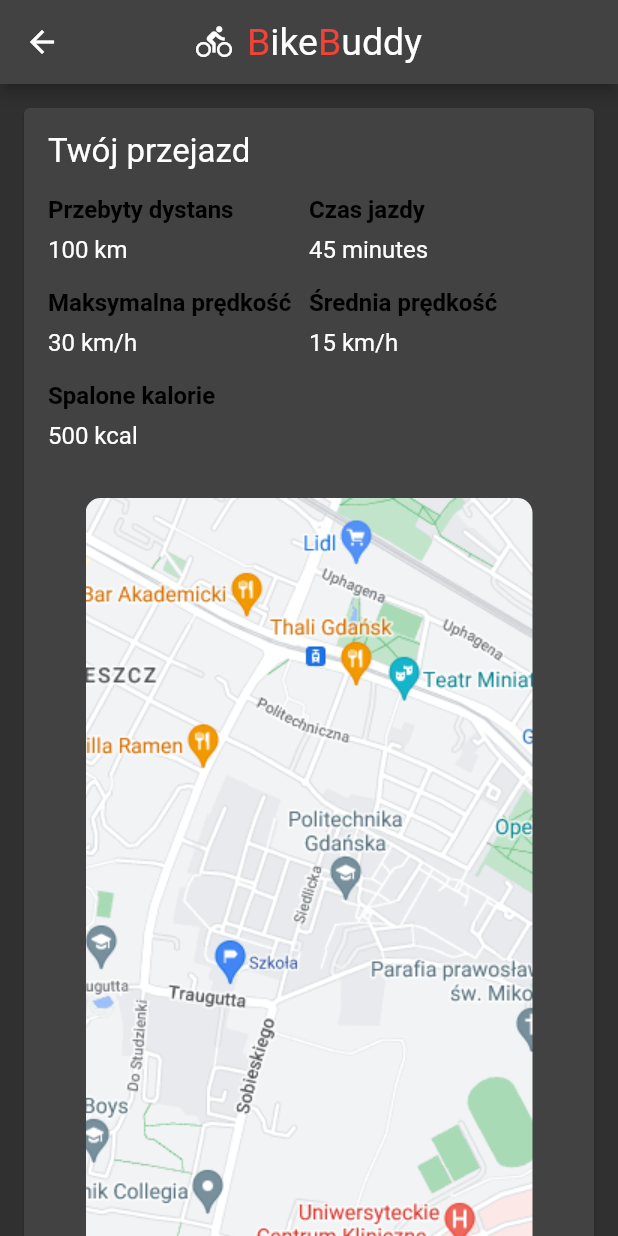
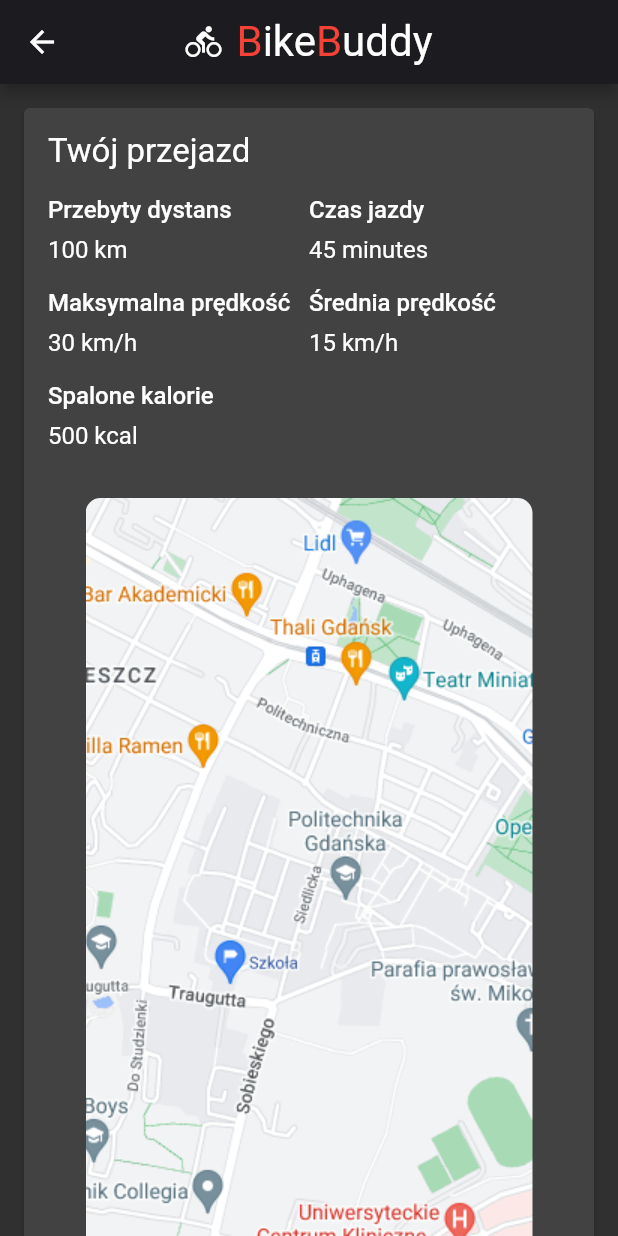
Before and after one commit to BikeBuddy-app/bikebuddy, a Flutter app: the TripHistoryPage screen opened by its route, after a tap on "Details", on a phone screen of 412 x 824 dp. Run offline on Flutter 3.47's test engine with Material 2 defaults, Android fonts, the phone set to English and light mode, and no system bars; our stand-ins replace geolocator, hive_flutter, settings_ui, shared_preferences; accounts and stored records are empty; generated files the repository leaves out were written again.

Commit message:
BB-38: add theming

```diff
--- a/lib/components/bb_appbar.dart
+++ b/lib/components/bb_appbar.dart
@@ -30,11 +30,11 @@ class BBAppBar extends StatelessWidget implements PreferredSizeWidget {
             child: Icon(Icons.directions_bike),
           ),
           RichText(
-            text: const TextSpan(
-              style: TextStyle(fontSize: 25),
-              children: <TextSpan>[
+            text: TextSpan(
+              style: Theme.of(context).textTheme.headlineMedium,
+              children: const <TextSpan>[
                 TextSpan(text: "B", style: TextStyle(color: Colors.red)),
-                TextSpan(text: "ike", style: TextStyle()),
+                TextSpan(text: "ike"),
                 TextSpan(text: "B", style: TextStyle(color: Colors.red)),
                 TextSpan(text: "uddy")
               ],
--- /dev/null
+++ b/lib/constants/theme.dart
@@ -0,0 +1,74 @@
+import 'package:flutter/material.dart';
+
+TextTheme kBBTextTheme = const TextTheme(
+  headlineMedium: TextStyle(
+    fontSize: 28,
+    fontWeight: FontWeight.normal,
+  ),
+  headlineSmall: TextStyle(
+    fontSize: 24,
+    fontWeight: FontWeight.normal,
+  ),
+  titleLarge: TextStyle(
+    fontSize: 22,
+    fontWeight: FontWeight.w500,
+  ),
+  titleMedium: TextStyle(
+    fontSize: 16,
+    fontWeight: FontWeight.w500,
+  ),
+  titleSmall: TextStyle(
+    fontSize: 14,
+    fontWeight: FontWeight.w500,
+  ),
+  bodyLarge: TextStyle(
+    fontSize: 16,
+    fontWeight: FontWeight.normal,
+  ),
+  bodyMedium: TextStyle(
+    fontSize: 14,
+    fontWeight: FontWeight.normal,
+  ),
+);
+
+ThemeData kBBLightTheme = ThemeData(
+  brightness: Brightness.light,
+  colorScheme: const ColorScheme(
+    brightness: Brightness.light,
+    primary: Color.fromARGB(255, 255, 183, 77),
+    onPrimary: Colors.black,
+    primaryContainer: Color.fromRGBO(224, 224, 224, 1),
+    secondary: Colors.grey,
+    onSecondary: Colors.black,
+    tertiary: Color.fromRGBO(224, 224, 224, 1),
+    onTertiary: Colors.black,
+    background: Colors.white,
+    onBackground: Colors.black,
+    error: Colors.red,
+    onError: Colors.white,
+    surface: Colors.grey,
+    onSurface: Colors.black,
+  ),
+  textTheme: kBBTextTheme.apply(displayColor: Colors.black, bodyColor: Colors.black),
+);
+
+ThemeData kBBDarkTheme = ThemeData(
+  brightness: Brightness.dark,
+  colorScheme: const ColorScheme(
+    brightness: Brightness.dark,
+    primary: Color.fromARGB(255, 66, 66, 66),
+    onPrimary: Colors.white,
+    primaryContainer: Color.fromARGB(255, 55, 55, 55),
+    secondary: Color.fromARGB(255, 204, 195, 216),
+    onSecondary: Colors.black,
+    tertiary: Color.fromARGB(255, 59, 29, 105),
+    onTertiary: Colors.white,
+    background: Color.fromARGB(255, 49, 48, 49),
+    onBackground: Colors.white,
+    error: Colors.red,
+    onError: Colors.white,
+    surface: Color.fromARGB(255, 28, 27, 31),
+    onSurface: Colors.white,
+  ),
+  textTheme: kBBTextTheme.apply(displayColor: Colors.white, bodyColor: Colors.white),
+);
--- a/lib/pages/ride_details_page.dart
+++ b/lib/pages/ride_details_page.dart
@@ -14,28 +14,24 @@ class RideDetailsPage extends StatefulWidget {
 class _RideDetailsPageState extends State<RideDetailsPage> {
   @override
   Widget build(BuildContext context) {
-    const double TextSize = 16.0;
-    const DetailKeyTextStyle = TextStyle(
-      fontSize: TextSize,
-      fontWeight: FontWeight.bold,
-      color: Colors.black,
-    );
-    const DetailValTextStyle = TextStyle(fontSize: TextSize);
+    final textTheme = Theme.of(context).textTheme;
+    final translations = AppLocalizations.of(context)!;
+
+    final textSize = textTheme.titleMedium?.fontSize ?? 16;
     const double MapBorderRadius = 10.0;
-    final translations = AppLocalizations.of(context)!;
     return Scaffold(
       appBar: const BBAppBar(),
       body: ListView(
         children: [
           Card(
-            margin: const EdgeInsets.all(TextSize),
+            margin: EdgeInsets.all(textSize),
             child: Padding(
-              padding: const EdgeInsets.all(TextSize),
+              padding: EdgeInsets.all(textSize),
               child: Column(
                 crossAxisAlignment: CrossAxisAlignment.start,
                 children: <Widget>[
                   Text(translations.h_ride_details, style: const TextStyle(fontSize: 22.0)),
-                  const SizedBox(height: TextSize),
+                  SizedBox(height: textSize),
                   Row(
                     mainAxisAlignment: MainAxisAlignment.spaceBetween,
                     children: <Widget>[
@@ -43,9 +39,15 @@ class _RideDetailsPageState extends State<RideDetailsPage> {
                         child: Column(
                           crossAxisAlignment: CrossAxisAlignment.start,
                           children: <Widget>[
-                            Text(translations.h_ride_details_total_distance, style: DetailKeyTextStyle,),
-                            const SizedBox(height: TextSize / 2),
-                            const Text('100 km', style: DetailValTextStyle,),
+                            Text(
+                              translations.h_ride_details_total_distance,
+                              style: textTheme.titleMedium,
+                            ),
+                            SizedBox(height: textSize / 2),
+                            Text(
+                              '100 km',
+                              style: textTheme.bodyLarge,
+                            ),
                           ],
                         ),
                       ),
@@ -53,15 +55,21 @@ class _RideDetailsPageState extends State<RideDetailsPage> {
                         child: Column(
                           crossAxisAlignment: CrossAxisAlignment.start,
                           children: <Widget>[
-                            Text(translations.h_ride_details_ride_duration, style: DetailKeyTextStyle,),
-                            const SizedBox(height: TextSize / 2),
-                            const Text('45 minutes', style: DetailValTextStyle,),
+                            Text(
+                              translations.h_ride_details_ride_duration,
+                              style: textTheme.titleMedium,
+                            ),
+                            SizedBox(height: textSize / 2),
+                            Text(
+                              '45 minutes',
+                              style: textTheme.bodyLarge,
+                            ),
                           ],
                         ),
                       ),
                     ],
                   ),
-                  const SizedBox(height: TextSize),
+                  SizedBox(height: textSize),
                   Row(
                     mainAxisAlignment: MainAxisAlignment.spaceBetween,
                     children: <Widget>[
@@ -69,9 +77,15 @@ class _RideDetailsPageState extends State<RideDetailsPage> {
                         child: Column(
                           crossAxisAlignment: CrossAxisAlignment.start,
                           children: <Widget>[
-                            Text(translations.h_ride_details_maximum_speed, style: DetailKeyTextStyle,),
-                            const SizedBox(height: TextSize / 2),
-                            const Text('30 km/h', style: DetailValTextStyle,),
+                            Text(
+                              translations.h_ride_details_maximum_speed,
+                              style: textTheme.titleMedium,
+                            ),
+                            SizedBox(height: textSize / 2),
+                            Text(
+                              '30 km/h',
+                              style: textTheme.bodyLarge,
+                            ),
                           ],
                         ),
                       ),
@@ -79,15 +93,21 @@ class _RideDetailsPageState extends State<RideDetailsPage> {
                         child: Column(
                           crossAxisAlignment: CrossAxisAlignment.start,
                           children: <Widget>[
-                            Text(translations.h_ride_details_average_speed, style: DetailKeyTextStyle,),
-                            const SizedBox(height: TextSize / 2),
-                            const Text('15 km/h', style: DetailValTextStyle,),
+                            Text(
+                              translations.h_ride_details_average_speed,
+                              style: textTheme.titleMedium,
+                            ),
+                            SizedBox(height: textSize / 2),
+                            Text(
+                              '15 km/h',
+                              style: textTheme.bodyLarge,
+                            ),
                           ],
                         ),
                       ),
                     ],
                   ),
-                  const SizedBox(height: TextSize),
+                  SizedBox(height: textSize),
                   Row(
                     mainAxisAlignment: MainAxisAlignment.spaceBetween,
                     children: <Widget>[
@@ -95,21 +115,25 @@ class _RideDetailsPageState extends State<RideDetailsPage> {
                         child: Column(
                           crossAxisAlignment: CrossAxisAlignment.start,
                           children: <Widget>[
-                            Text(translations.h_ride_details_calories_burnt, style: DetailKeyTextStyle,),
-                            const SizedBox(height: TextSize / 2),
-                            const Text('500 kcal', style: DetailValTextStyle,),
+                            Text(
+                              translations.h_ride_details_calories_burnt,
+                              style: textTheme.titleMedium,
+                            ),
+                            SizedBox(height: textSize / 2),
+                            Text(
+                              '500 kcal',
+                              style: textTheme.bodyLarge,
+                            ),
                           ],
                         ),
                       ),
                     ],
                   ),
-                  const SizedBox(height: TextSize * 2),
+                  SizedBox(height: textSize * 2),
                   Center(
                       child: ClipRRect(
                           borderRadius: BorderRadius.circular(MapBorderRadius),
-                          child: Image.asset("images/map1.png", fit: BoxFit.cover)
-                      )
-                  ),
+                          child: Image.asset("images/map1.png", fit: BoxFit.cover))),
                 ],
               ),
             ),
--- a/lib/pages/trip_history.dart
+++ b/lib/pages/trip_history.dart
@@ -28,12 +28,7 @@ class TripListWidget extends StatelessWidget {
   @override
   Widget build(BuildContext context) {
     final List<String> trip = <String>['Trip1', 'Trip2', 'Trip3', 'Trip4'];
-    final List<String> date = <String>[
-      "01.01.1900",
-      "06.09.1969",
-      "02.12.2012",
-      "13.05.2020"
-    ];
+    final List<String> date = <String>["01.01.1900", "06.09.1969", "02.12.2012", "13.05.2020"];
 
     return ListView.separated(
       shrinkWrap: true,
@@ -41,25 +36,29 @@ class TripListWidget extends StatelessWidget {
       itemCount: trip.length,
       itemBuilder: (BuildContext context, int index) {
         return Card(
-          color: Colors.black38,
+          color: Theme.of(context).colorScheme.surface,
           borderOnForeground: true,
           child: Column(
             mainAxisSize: MainAxisSize.min,
             children: <Widget>[
               ListTile(
-                title: Text(trip[index],
-                    style: const TextStyle(color: Colors.green)),
+                title: Text(
+                  trip[index],
+                  style: Theme.of(context).textTheme.bodyMedium,
+                ),
                 subtitle: Text(
                   date[index],
-                  style: const TextStyle(color: Colors.deepOrange),
+                  style: Theme.of(context).textTheme.bodyMedium,
                 ),
               ),
               Row(
                 mainAxisAlignment: MainAxisAlignment.end,
                 children: <Widget>[
                   TextButton(
-                    child: const Text('Details',
-                        style: TextStyle(color: Colors.white10)),
+                    child: Text(
+                      'Details',
+                      style: Theme.of(context).textTheme.bodyMedium,
+                    ),
                     onPressed: () {
                       Navigator.pushNamed(context, RideDetailsPage.routeName);
                     },
```
Also changed, not shown: lib/components/drawer/bb_drawer.dart (+6 -3 lines), lib/main.dart (+4 -4 lines), lib/pages/main_page.dart (+8 -10 lines), lib/pages/ride/ride_page.dart (+11 -9 lines), lib/pages/settings/settings_page.dart (+7 -9 lines), lib/pages/user_page.dart (+27 -20 lines), pubspec.lock.
